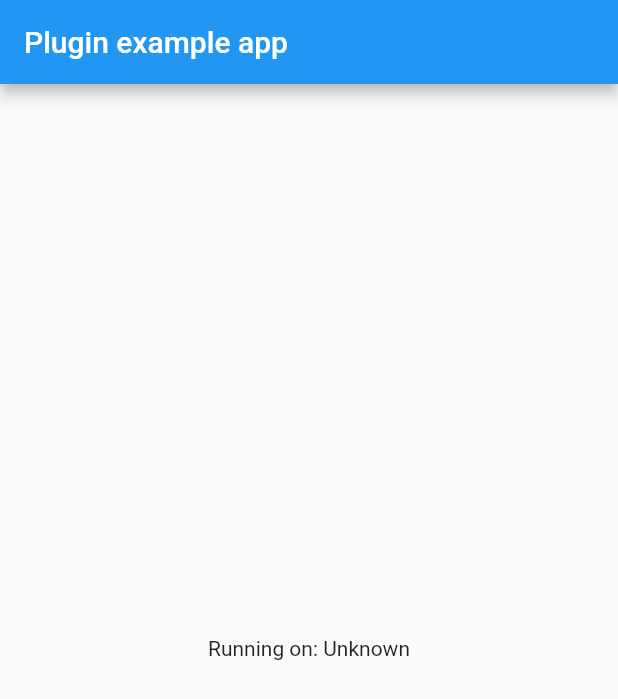
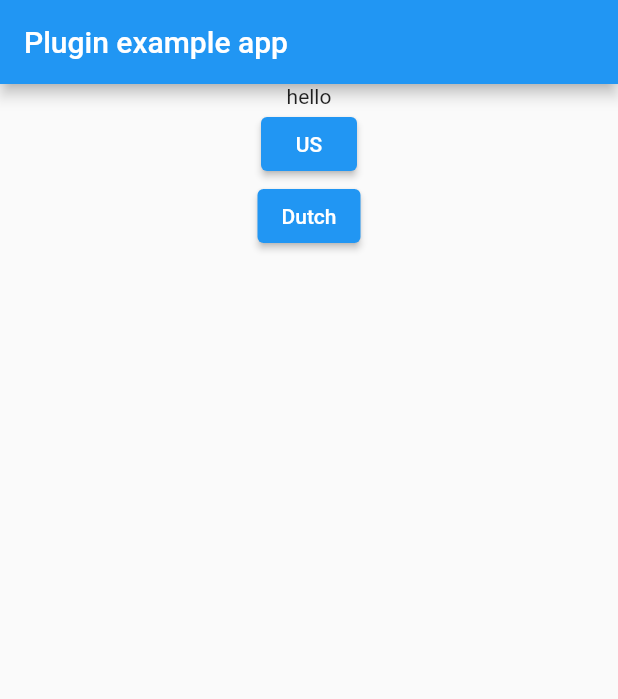
Before and after one commit to ceyleon-devs/ceyfleon, a Flutter app: the screen it shows after launch, on a phone screen of 412 x 824 dp. Shown: the top 699 px of the screen. Run offline on Flutter 3.47's test engine with Material 2 defaults, Android fonts, the phone set to English and light mode, and no system bars; our stand-ins replace get.

```diff
--- a/example/lib/main.dart
+++ b/example/lib/main.dart
@@ -1,3 +1,4 @@
+import 'package:ceyfleon_example/translate_messages.dart';
 import 'package:flutter/material.dart';
 import 'dart:async';
 
@@ -47,12 +48,34 @@ class _MyAppState extends State<MyApp> {
   @override
   Widget build(BuildContext context) {
     return GetMaterialApp(
+      translations: Messages(),
+      locale: Locale('en', 'US'),
+      fallbackLocale: Locale('en', 'UK'),
       home: Scaffold(
         appBar: AppBar(
           title: const Text('Plugin example app'),
         ),
         body: Center(
-          child: Text('Running on: $_platformVersion\n'),
+          child: Column(
+            children: <Widget> [Text('hello'.tr),
+              ElevatedButton(
+              onPressed: () {
+                var locale = Locale('en');
+                Get.updateLocale(locale);
+                Get.changeTheme(ThemeData.light());
+              },
+                child: Text('US'),
+              ),
+              ElevatedButton(
+              onPressed: () {
+                var locale = Locale('de');
+                Get.updateLocale(locale);
+                Get.changeTheme(ThemeData.dark());
+              },
+                child: Text('Dutch'),
+              ),
+            ],
+          ),
         ),
       ),
     );
--- a/example/lib/translate_messages.dart
+++ b/example/lib/translate_messages.dart
@@ -3,10 +3,10 @@ import 'package:get/get.dart';
 class Messages extends Translations {
   @override
   Map<String, Map<String, String>> get keys => {
-    'en_US': {
+    'en': {
       'hello': 'Hello World',
     },
-    'de_DE': {
+    'de': {
       'hello': 'Hallo Welt',
     }
   };
```
